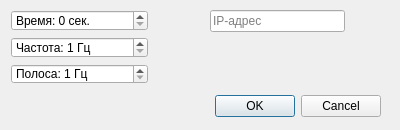
cyril-orlov/radio, file radio/optionsDialog.ui: the form before one commit.
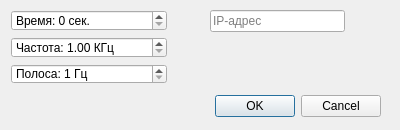
The form after the commit.

What changed in the file:
```diff
--- a/radio/optionsDialog.ui
+++ b/radio/optionsDialog.ui
@@ -43,7 +43,7 @@
     <rect>
      <x>11</x>
      <y>10</y>
-     <width>137</width>
+     <width>156</width>
      <height>74</height>
     </rect>
    </property>
@@ -68,18 +68,18 @@
      </widget>
     </item>
     <item>
-     <widget class="QSpinBox" name="frequencyEdit">
-      <property name="suffix">
-       <string> Гц</string>
-      </property>
+     <widget class="QDoubleSpinBox" name="frequencyEdit">
       <property name="prefix">
        <string>Частота: </string>
       </property>
+      <property name="suffix">
+       <string> КГц</string>
+      </property>
       <property name="minimum">
-       <number>1</number>
+       <double>1.000000000000000</double>
       </property>
       <property name="maximum">
-       <number>20000000</number>
+       <double>1000000.000000000000000</double>
       </property>
      </widget>
     </item>
```
